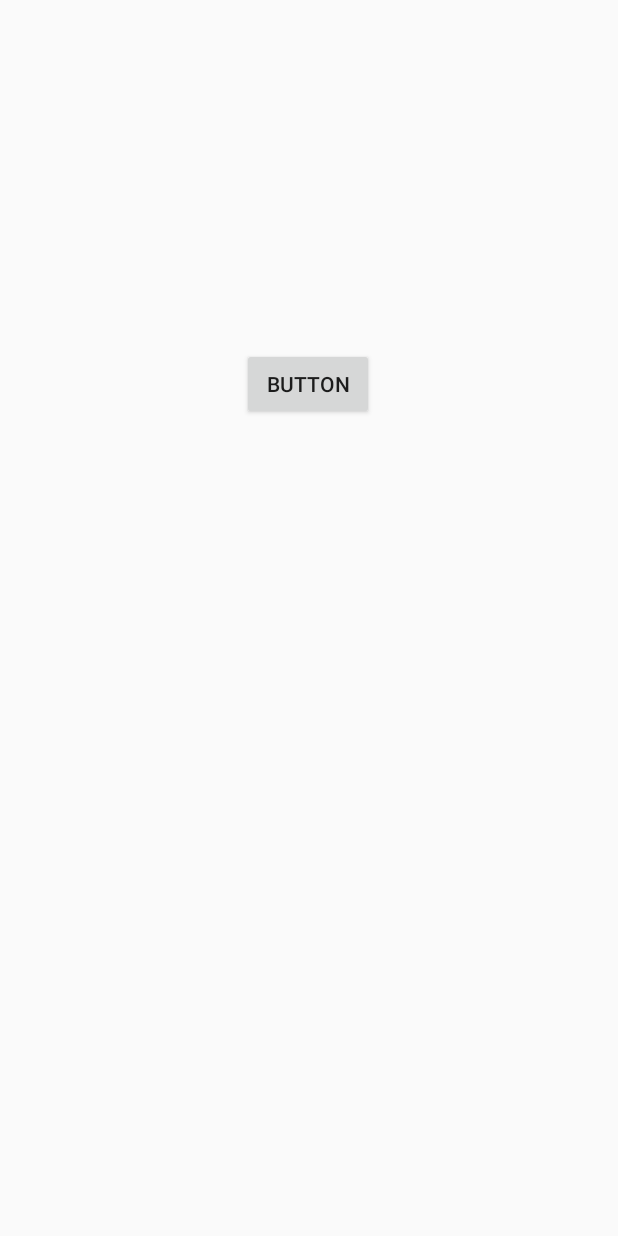
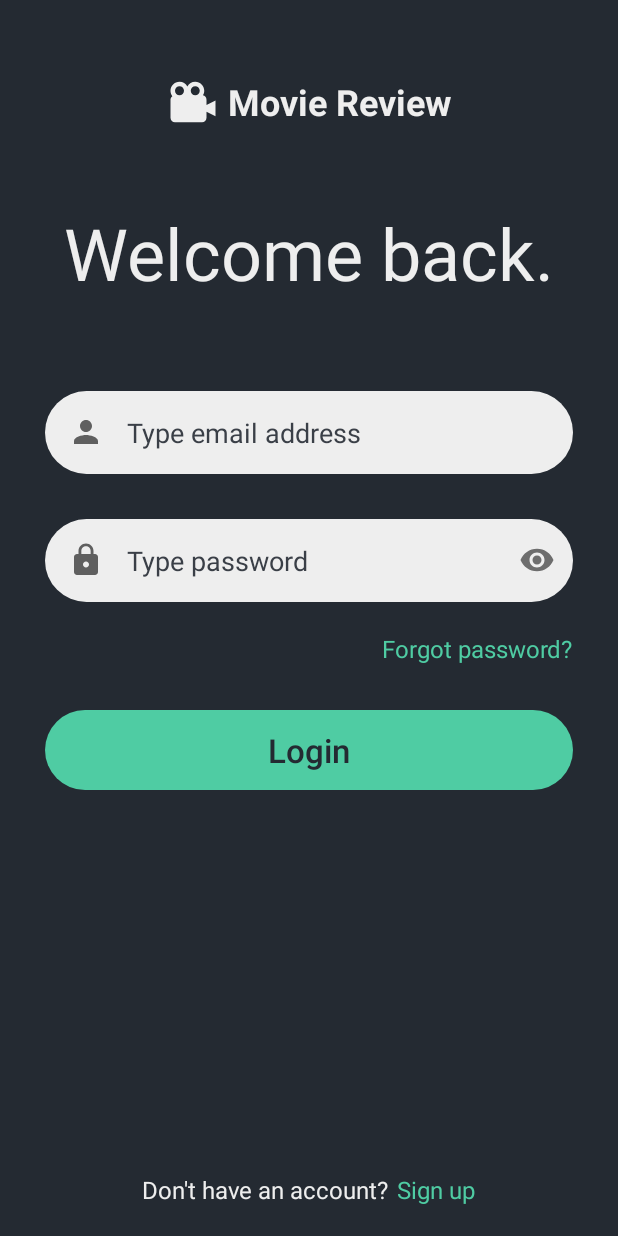
Before and after one commit to maiphuocloi01/MovieReview, an Android app: the screen it shows after launch (MainActivity), on a phone screen of 412 x 824 dp. Run offline under Robolectric (Android 15) with nearby library versions, the phone set to English and light mode, and no system bars.

Commit message:
add login layout

```diff
--- a/app/src/main/java/com/cnjava/moviereview/view/fragment/LoginFragment.java
+++ b/app/src/main/java/com/cnjava/moviereview/view/fragment/LoginFragment.java
@@ -1,18 +1,18 @@
 package com.cnjava.moviereview.view.fragment;
 
 import android.view.LayoutInflater;
+import android.view.View;
 import android.view.ViewGroup;
 
 import androidx.annotation.NonNull;
 import androidx.annotation.Nullable;
 
 import com.cnjava.moviereview.databinding.FragmentLoginBinding;
-import com.cnjava.moviereview.viewmodel.BaseViewModel;
 import com.cnjava.moviereview.viewmodel.CommonViewModel;
 
 public class LoginFragment extends BaseFragment<FragmentLoginBinding, CommonViewModel>{
 
-    private static final String TAG = LoginFragment.class.getName();
+    public static final String TAG = LoginFragment.class.getName();
 
     @Override
     protected Class<CommonViewModel> getClassVM() {
@@ -21,7 +21,26 @@ public class LoginFragment extends BaseFragment<FragmentLoginBinding, CommonView
 
     @Override
     protected void initViews() {
+        binding.tvForgotPassword.setOnClickListener(new View.OnClickListener() {
+            @Override
+            public void onClick(View view) {
+                callBack.showFragment(ForgotPasswordFragment.TAG, null, true);
+            }
+        });
 
+        binding.btLogin.setOnClickListener(new View.OnClickListener() {
+            @Override
+            public void onClick(View view) {
+                callBack.showFragment(NavigateFragment.TAG, null, false);
+            }
+        });
+
+        binding.tvRegister.setOnClickListener(new View.OnClickListener() {
+            @Override
+            public void onClick(View view) {
+                callBack.showFragment(RegisterFragment.TAG, null, true);
+            }
+        });
     }
 
     @Override
--- /dev/null
+++ b/app/src/main/res/drawable/bg_primary_corner_30.xml
@@ -0,0 +1,6 @@
+<?xml version="1.0" encoding="utf-8"?>
+<shape xmlns:android="http://schemas.android.com/apk/res/android">
+
+    <solid android:color="@color/primary"/>
+    <corners android:radius="30dp"/>
+</shape>
--- /dev/null
+++ b/app/src/main/res/drawable/bg_white_corner_30.xml
@@ -0,0 +1,6 @@
+<?xml version="1.0" encoding="utf-8"?>
+<shape xmlns:android="http://schemas.android.com/apk/res/android">
+
+    <solid android:color="@color/text"/>
+    <corners android:radius="30dp"/>
+</shape>
--- /dev/null
+++ b/app/src/main/res/drawable/ic_lock.xml
@@ -0,0 +1,10 @@
+<vector xmlns:android="http://schemas.android.com/apk/res/android"
+    android:width="24dp"
+    android:height="24dp"
+    android:viewportWidth="24"
+    android:viewportHeight="24"
+    android:tint="?attr/colorControlNormal">
+  <path
+      android:fillColor="@android:color/white"
+      android:pathData="M18,8h-1L17,6c0,-2.76 -2.24,-5 -5,-5S7,3.24 7,6v2L6,8c-1.1,0 -2,0.9 -2,2v10c0,1.1 0.9,2 2,2h12c1.1,0 2,-0.9 2,-2L20,10c0,-1.1 -0.9,-2 -2,-2zM12,17c-1.1,0 -2,-0.9 -2,-2s0.9,-2 2,-2 2,0.9 2,2 -0.9,2 -2,2zM15.1,8L8.9,8L8.9,6c0,-1.71 1.39,-3.1 3.1,-3.1 1.71,0 3.1,1.39 3.1,3.1v2z"/>
+</vector>
--- /dev/null
+++ b/app/src/main/res/drawable/ic_profile.xml
@@ -0,0 +1,10 @@
+<vector xmlns:android="http://schemas.android.com/apk/res/android"
+    android:width="24dp"
+    android:height="24dp"
+    android:viewportWidth="24"
+    android:viewportHeight="24"
+    android:tint="?attr/colorControlNormal">
+  <path
+      android:fillColor="@android:color/white"
+      android:pathData="M12,12c2.21,0 4,-1.79 4,-4s-1.79,-4 -4,-4 -4,1.79 -4,4 1.79,4 4,4zM12,14c-2.67,0 -8,1.34 -8,4v2h16v-2c0,-2.66 -5.33,-4 -8,-4z"/>
+</vector>
--- /dev/null
+++ b/app/src/main/res/layout/fragment_favorite.xml
@@ -0,0 +1,6 @@
+<?xml version="1.0" encoding="utf-8"?>
+<androidx.constraintlayout.widget.ConstraintLayout xmlns:android="http://schemas.android.com/apk/res/android"
+    android:layout_width="match_parent"
+    android:layout_height="match_parent">
+
+</androidx.constraintlayout.widget.ConstraintLayout>
--- /dev/null
+++ b/app/src/main/res/layout/fragment_forgot_password.xml
@@ -0,0 +1,6 @@
+<?xml version="1.0" encoding="utf-8"?>
+<androidx.constraintlayout.widget.ConstraintLayout xmlns:android="http://schemas.android.com/apk/res/android"
+    android:layout_width="match_parent"
+    android:layout_height="match_parent">
+
+</androidx.constraintlayout.widget.ConstraintLayout>
--- /dev/null
+++ b/app/src/main/res/layout/fragment_home.xml
@@ -0,0 +1,6 @@
+<?xml version="1.0" encoding="utf-8"?>
+<androidx.constraintlayout.widget.ConstraintLayout xmlns:android="http://schemas.android.com/apk/res/android"
+    android:layout_width="match_parent"
+    android:layout_height="match_parent">
+
+</androidx.constraintlayout.widget.ConstraintLayout>
--- a/app/src/main/res/layout/fragment_login.xml
+++ b/app/src/main/res/layout/fragment_login.xml
@@ -1,18 +1,153 @@
 <?xml version="1.0" encoding="utf-8"?>
-<androidx.constraintlayout.widget.ConstraintLayout xmlns:android="http://schemas.android.com/apk/res/android"
+<LinearLayout xmlns:android="http://schemas.android.com/apk/res/android"
     xmlns:app="http://schemas.android.com/apk/res-auto"
     xmlns:tools="http://schemas.android.com/tools"
     android:layout_width="match_parent"
+    android:background="@color/background"
+    android:orientation="vertical"
     android:layout_height="match_parent">
 
-    <Button
-        android:id="@+id/button"
+    <TableRow android:layout_height="wrap_content"
+        android:gravity="center"
+        android:layout_marginTop="50dp"
+        android:layout_width="match_parent">
+
+        <ImageView
+            android:id="@+id/imageView"
+            android:layout_width="36dp"
+            android:layout_height="36dp"
+            android:layout_marginEnd="5dp"
+            app:srcCompat="@drawable/ic_logo_app" />
+
+        <TextView
+            android:layout_height="wrap_content"
+            android:layout_width="wrap_content"
+            android:textSize="24sp"
+            android:textStyle="bold"
+            android:textColor="@color/text"
+            android:text="Movie Review"/>
+    </TableRow>
+
+    <TextView
+        android:layout_height="wrap_content"
+        android:layout_width="wrap_content"
+        android:textSize="48sp"
+        android:layout_gravity="center"
+        android:layout_marginTop="50dp"
+        android:textColor="@color/text"
+        android:text="Welcome back."/>
+
+
+    <com.google.android.material.textfield.TextInputLayout
+        android:layout_width="match_parent"
+        android:layout_height="wrap_content"
+        android:layout_marginHorizontal="30dp"
+        android:layout_marginTop="60dp"
+        android:background="@drawable/bg_white_corner_30"
+        app:hintAnimationEnabled="false"
+        app:endIconMode="clear_text"
+        app:hintEnabled="false">
+
+        <com.google.android.material.textfield.TextInputEditText
+            android:id="@+id/et_username"
+            android:layout_width="match_parent"
+            android:layout_height="wrap_content"
+            android:background="@android:color/transparent"
+            android:hint="Type email address"
+            android:drawableStart="@drawable/ic_profile"
+            android:inputType="text"
+            android:drawablePadding="15dp"
+            android:padding="15dp"
+            android:textColor="@color/background"
+            android:textColorHint="@color/border"
+            android:textSize="18sp" />
+    </com.google.android.material.textfield.TextInputLayout>
+
+
+    <com.google.android.material.textfield.TextInputLayout
+        android:layout_width="match_parent"
+        app:passwordToggleEnabled="true"
+        android:layout_height="wrap_content"
+        android:layout_marginHorizontal="30dp"
+        android:layout_marginTop="30dp"
+        android:background="@drawable/bg_white_corner_30"
+        app:hintAnimationEnabled="false"
+        app:hintEnabled="false">
+
+        <com.google.android.material.textfield.TextInputEditText
+            android:id="@+id/et_password"
+            android:layout_width="match_parent"
+            android:layout_height="wrap_content"
+            android:background="@android:color/transparent"
+            android:hint="Type password"
+            android:drawableStart="@drawable/ic_lock"
+            android:inputType="textPassword"
+            android:drawablePadding="15dp"
+            android:padding="15dp"
+            android:textColor="@color/background"
+            android:textColorHint="@color/border"
+            android:textSize="18sp" />
+    </com.google.android.material.textfield.TextInputLayout>
+
+    <TextView
+        android:id="@+id/tv_forgot_password"
         android:layout_width="wrap_content"
         android:layout_height="wrap_content"
-        android:layout_marginTop="232dp"
-        android:text="Button"
-        app:layout_constraintEnd_toEndOf="parent"
-        app:layout_constraintHorizontal_bias="0.498"
-        app:layout_constraintStart_toStartOf="parent"
-        app:layout_constraintTop_toTopOf="parent" />
-</androidx.constraintlayout.widget.ConstraintLayout>
+        android:layout_gravity="end"
+        android:layout_marginStart="20dp"
+        android:layout_marginTop="20dp"
+        android:layout_marginEnd="30dp"
+        android:text="Forgot password?"
+        android:textColor="@color/primary"
+        android:textSize="16sp" />
+
+    <Button
+        android:id="@+id/bt_login"
+        android:layout_width="match_parent"
+        android:layout_height="wrap_content"
+        android:layout_marginHorizontal="30dp"
+        android:layout_marginTop="30dp"
+        android:layout_marginBottom="10dp"
+        android:background="@drawable/bg_primary_corner_30"
+        android:padding="12dp"
+        android:stateListAnimator="@null"
+        android:text="Login"
+        android:textAllCaps="false"
+        android:textColor="@color/background"
+        android:textSize="22sp" />
+
+    <View
+        android:layout_width="match_parent"
+        android:layout_height="0dp"
+        android:layout_marginTop="20dp"
+        android:layout_weight="1" />
+
+
+    <TableRow
+        android:layout_height="wrap_content"
+        android:layout_marginBottom="20dp"
+        android:gravity="center"
+        android:layout_width="match_parent">
+
+        <TextView
+            android:layout_width="wrap_content"
+            android:layout_height="wrap_content"
+            android:text="Don't have an account?"
+            android:textAlignment="center"
+            android:textColor="@color/text"
+            android:textSize="16sp" />
+
+        <TextView
+            android:id="@+id/tv_register"
+            android:layout_width="wrap_content"
+            android:layout_height="wrap_content"
+            android:text="Sign up"
+            android:layout_marginStart="5dp"
+            android:textAlignment="center"
+            android:textColor="@color/primary"
+            android:textSize="16sp" />
+
+    </TableRow>
+
+
+</LinearLayout>
--- /dev/null
+++ b/app/src/main/res/layout/fragment_navigate.xml
@@ -0,0 +1,6 @@
+<?xml version="1.0" encoding="utf-8"?>
+<androidx.constraintlayout.widget.ConstraintLayout xmlns:android="http://schemas.android.com/apk/res/android"
+    android:layout_width="match_parent"
+    android:layout_height="match_parent">
+
+</androidx.constraintlayout.widget.ConstraintLayout>
--- /dev/null
+++ b/app/src/main/res/layout/fragment_profile.xml
@@ -0,0 +1,6 @@
+<?xml version="1.0" encoding="utf-8"?>
+<androidx.constraintlayout.widget.ConstraintLayout xmlns:android="http://schemas.android.com/apk/res/android"
+    android:layout_width="match_parent"
+    android:layout_height="match_parent">
+
+</androidx.constraintlayout.widget.ConstraintLayout>
--- /dev/null
+++ b/app/src/main/res/layout/fragment_register.xml
@@ -0,0 +1,6 @@
+<?xml version="1.0" encoding="utf-8"?>
+<androidx.constraintlayout.widget.ConstraintLayout xmlns:android="http://schemas.android.com/apk/res/android"
+    android:layout_width="match_parent"
+    android:layout_height="match_parent">
+
+</androidx.constraintlayout.widget.ConstraintLayout>
--- /dev/null
+++ b/app/src/main/res/layout/fragment_search.xml
@@ -0,0 +1,6 @@
+<?xml version="1.0" encoding="utf-8"?>
+<androidx.constraintlayout.widget.ConstraintLayout xmlns:android="http://schemas.android.com/apk/res/android"
+    android:layout_width="match_parent"
+    android:layout_height="match_parent">
+
+</androidx.constraintlayout.widget.ConstraintLayout>
```
Also changed, not shown: app/src/main/java/com/cnjava/moviereview/view/fragment/FavoriteFragment.java (added, +40 -0 lines), app/src/main/java/com/cnjava/moviereview/view/fragment/ForgotPasswordFragment.java (added, +40 -0 lines), app/src/main/java/com/cnjava/moviereview/view/fragment/HomeFragment.java (added, +40 -0 lines), app/src/main/java/com/cnjava/moviereview/view/fragment/NavigateFragment.java (added, +40 -0 lines), app/src/main/java/com/cnjava/moviereview/view/fragment/ProfileFragment.java (added, +40 -0 lines), app/src/main/java/com/cnjava/moviereview/view/fragment/RegisterFragment.java (added, +40 -0 lines), app/src/main/java/com/cnjava/moviereview/view/fragment/SearchFragment.java (added, +40 -0 lines).
